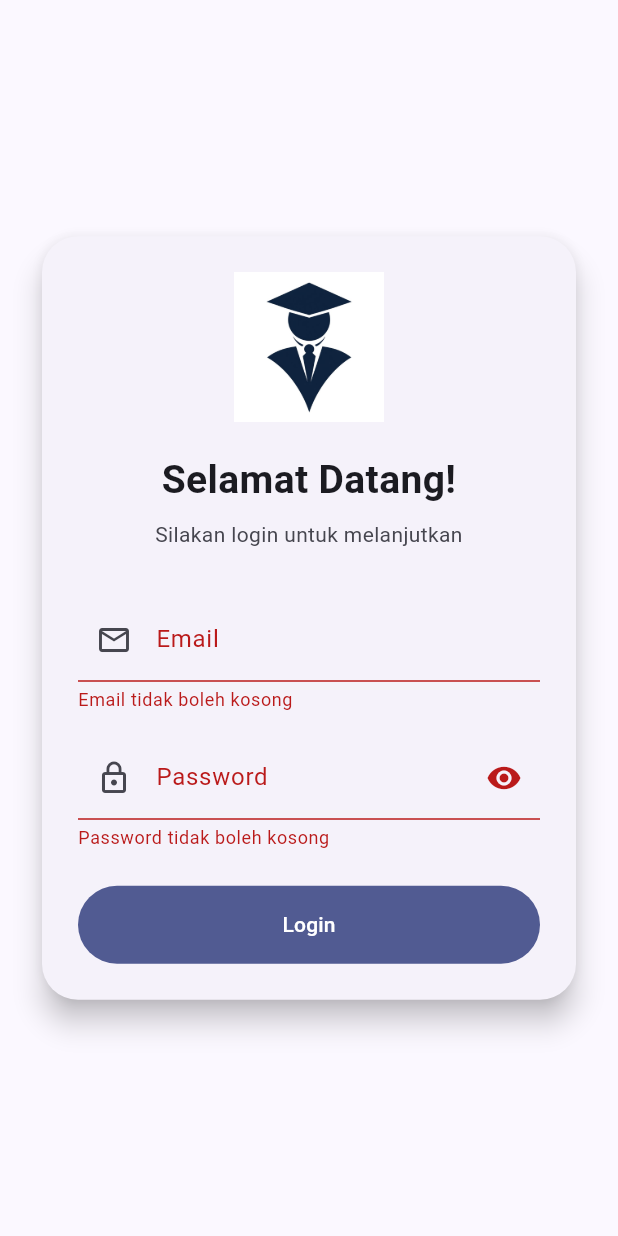
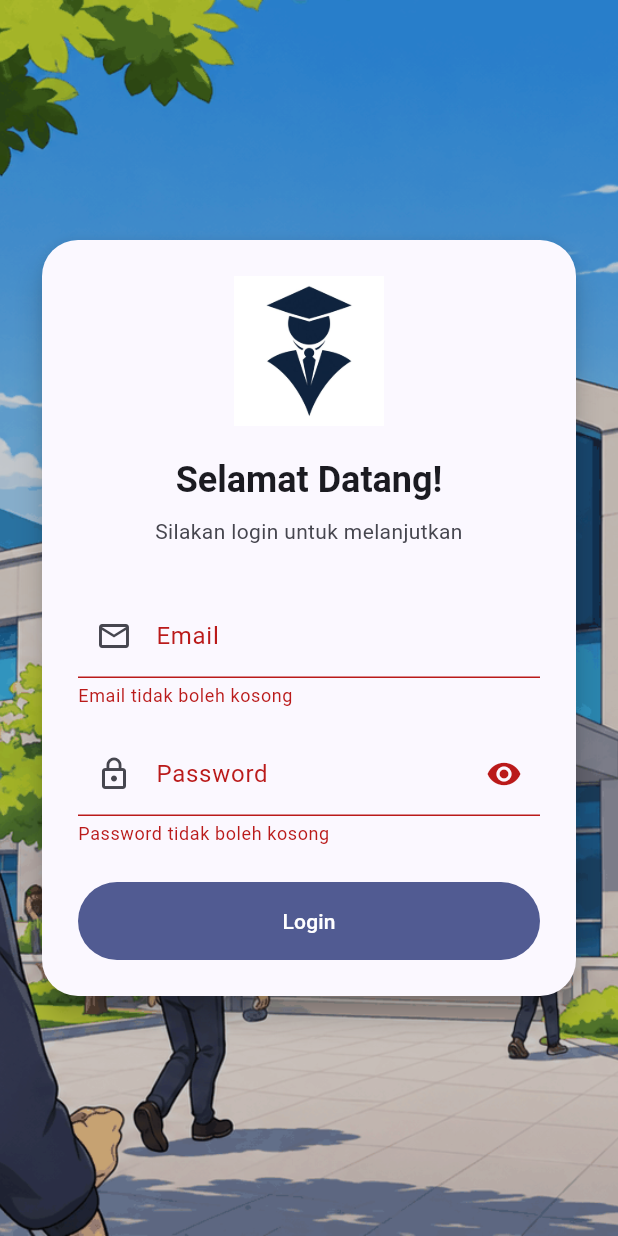
Before and after one commit to voltakits725/uts_pml_1124160165, a Flutter app: the screen it shows after launch, after a tap on "Login", on a phone screen of 412 x 824 dp. Run offline on Flutter 3.47's test engine with Material 3 defaults, Android fonts, the phone set to English and light mode, and no system bars.

Commit message:
menambahkan gambar static untuk background login

```diff
--- a/soal2_profil_app/lib/screens/login_page.dart
+++ b/soal2_profil_app/lib/screens/login_page.dart
@@ -1,6 +1,7 @@
 
 import 'package:flutter/material.dart';
-//import 'profile_page.dart';
+
+// import 'profile_page.dart';
 
 class LoginPage extends StatefulWidget {
   const LoginPage({super.key});
@@ -10,17 +11,41 @@ class LoginPage extends StatefulWidget {
 }
 
 class _LoginPageState extends State<LoginPage> {
-  // Key untuk mengakses dan menjalankan validasi Form.
   final _formKey = GlobalKey<FormState>();
-
-  // Controller untuk mengambil input pengguna.
   final _emailController = TextEditingController();
   final _passwordController = TextEditingController();
 
-  // Mengatur apakah password terlihat atau disembunyikan.
   bool _passwordVisible = false;
+  bool _isLoading = false;
 
-  // Membersihkan controller ketika halaman ditutup.
+  // Proses login
+  Future<void> _login() async {
+    if (!_formKey.currentState!.validate()) {
+      return;
+    }
+
+    setState(() {
+      _isLoading = true;
+    });
+
+    // Simulasi proses login
+    await Future.delayed(const Duration(seconds: 2));
+
+    if (!mounted) return;
+
+    setState(() {
+      _isLoading = false;
+    });
+
+    // Navigasi ke halaman profil
+    Navigator.pushReplacement(
+      context,
+      MaterialPageRoute(
+        builder: (context) => const ProfilePage(),
+      ),
+    );
+  }
+
   @override
   void dispose() {
     _emailController.dispose();
@@ -28,32 +53,40 @@ class _LoginPageState extends State<LoginPage> {
     super.dispose();
   }
 
-  // Fungsi login.
-  void _login() {
-    // Jalankan semua validator di dalam Form.
-    if (!_formKey.currentState!.validate()) {
-      return;
-    }
-
-    // Jika validasi berhasil, buka halaman profil.
-    Navigator.of(context).pushReplacement(
-      MaterialPageRoute(
-        builder: (_) => const ProfilePage(),
-      ),
-    );
-  }
-
   @override
   Widget build(BuildContext context) {
-    final cs = Theme.of(context).colorScheme;
+    final colorScheme = Theme.of(context).colorScheme;
 
     return Scaffold(
-      body: SafeArea(
+      body: Stack(
+        children: [
+          // Background kampus
+          Positioned.fill(
+            child: Image.asset(
+              'assets/images/campus_static.gif',
+              fit: BoxFit.cover,
+            ),
+          ),
+
+          // Overlay background
+          Positioned.fill(
+            child: Container(
+              color: Colors.black.withOpacity(0.20),
+            ),
+          ),
+
+          // Login content
+          SafeArea(
             child: Center(
               child: SingleChildScrollView(
                 padding: const EdgeInsets.all(24),
+                child: ConstrainedBox(
+                  constraints: const BoxConstraints(
+                    maxWidth: 420,
+                  ),
                   child: Card(
                     elevation: 8,
+                    color: colorScheme.surface,
                     shape: RoundedRectangleBorder(
                       borderRadius: BorderRadius.circular(24),
                     ),
@@ -62,9 +95,10 @@ class _LoginPageState extends State<LoginPage> {
                       child: Form(
                         key: _formKey,
                         child: Column(
-                    crossAxisAlignment: CrossAxisAlignment.stretch,
+                          crossAxisAlignment:
+                              CrossAxisAlignment.stretch,
                           children: [
-                      // Ikon aplikasi.
+                            // Logo aplikasi
                             Image.asset(
                               'assets/images/logo-login.png',
                               height: 100,
@@ -74,12 +108,14 @@ class _LoginPageState extends State<LoginPage> {
 
                             const SizedBox(height: 20),
 
-                      // Judul halaman.
-                      const Text(
+                            // Judul
+                            Text(
                               'Selamat Datang!',
                               textAlign: TextAlign.center,
-                        style: TextStyle(
-                          fontSize: 26,
+                              style: Theme.of(context)
+                                  .textTheme
+                                  .headlineSmall
+                                  ?.copyWith(
                                     fontWeight: FontWeight.bold,
                                   ),
                             ),
@@ -90,19 +126,22 @@ class _LoginPageState extends State<LoginPage> {
                               'Silakan login untuk melanjutkan',
                               textAlign: TextAlign.center,
                               style: TextStyle(
-                          color: cs.onSurfaceVariant,
+                                color: colorScheme.onSurfaceVariant,
                               ),
                             ),
 
                             const SizedBox(height: 32),
 
-                      // Input email.
+                            // Input email
                             TextFormField(
                               controller: _emailController,
-                        keyboardType: TextInputType.emailAddress,
+                              keyboardType:
+                                  TextInputType.emailAddress,
                               decoration: const InputDecoration(
                                 labelText: 'Email',
-                          prefixIcon: Icon(Icons.email_outlined),
+                                prefixIcon: Icon(
+                                  Icons.email_outlined,
+                                ),
                               ),
                               validator: (value) {
                                 final email = (value ?? '').trim();
@@ -111,10 +150,11 @@ class _LoginPageState extends State<LoginPage> {
                                   return 'Email tidak boleh kosong';
                                 }
 
-                          final polaEmail =
-                              RegExp(r'^[^@\s]+@[^@\s]+\.[^@\s]+$');
+                                final emailPattern = RegExp(
+                                  r'^[^@\s]+@[^@\s]+\.[^@\s]+$',
+                                );
 
-                          if (!polaEmail.hasMatch(email)) {
+                                if (!emailPattern.hasMatch(email)) {
                                   return 'Format email tidak valid';
                                 }
 
@@ -124,19 +164,20 @@ class _LoginPageState extends State<LoginPage> {
 
                             const SizedBox(height: 16),
 
-                      // Input password.
+                            // Input password
                             TextFormField(
                               controller: _passwordController,
                               obscureText: !_passwordVisible,
                               decoration: InputDecoration(
                                 labelText: 'Password',
-                          prefixIcon: const Icon(Icons.lock_outline),
-
-                          // Tombol untuk melihat atau menyembunyikan password.
+                                prefixIcon: const Icon(
+                                  Icons.lock_outline,
+                                ),
                                 suffixIcon: IconButton(
                                   onPressed: () {
                                     setState(() {
-                                _passwordVisible = !_passwordVisible;
+                                      _passwordVisible =
+                                          !_passwordVisible;
                                     });
                                   },
                                   icon: Icon(
@@ -163,33 +204,52 @@ class _LoginPageState extends State<LoginPage> {
 
                             const SizedBox(height: 24),
 
-                      // Tombol login.
+                            // Tombol login
                             FilledButton(
-                        onPressed: _login,
+                              onPressed:
+                                  _isLoading ? null : _login,
                               style: FilledButton.styleFrom(
-                          padding: const EdgeInsets.symmetric(
+                                padding:
+                                    const EdgeInsets.symmetric(
                                   vertical: 16,
                                 ),
                               ),
-                        child: const Text('Login'),
+                              child: _isLoading
+                                  ? const SizedBox(
+                                      height: 22,
+                                      width: 22,
+                                      child: CircularProgressIndicator(
+                                        strokeWidth: 2,
+                                        color: Colors.white,
+                                      ),
+                                    )
+                                  : const Text('Login'),
                             ),
                           ],
                         ),
                       ),
                     ),
-            )
                   ),
                 ),
+              ),
+            ),
+          ),
+        ],
       ),
     );
   }
 }
 
+// Halaman sementara
 class ProfilePage extends StatelessWidget {
   const ProfilePage({super.key});
 
   @override
   Widget build(BuildContext context) {
-    return const Placeholder();
+    return const Scaffold(
+      body: Center(
+        child: Text('Berhasil Login!'),
+      ),
+    );
   }
 }
```
Also changed, not shown: soal2_profil_app/assets/images/campus_static.gif (added). Lines whose indentation alone changed are shown as unchanged.
